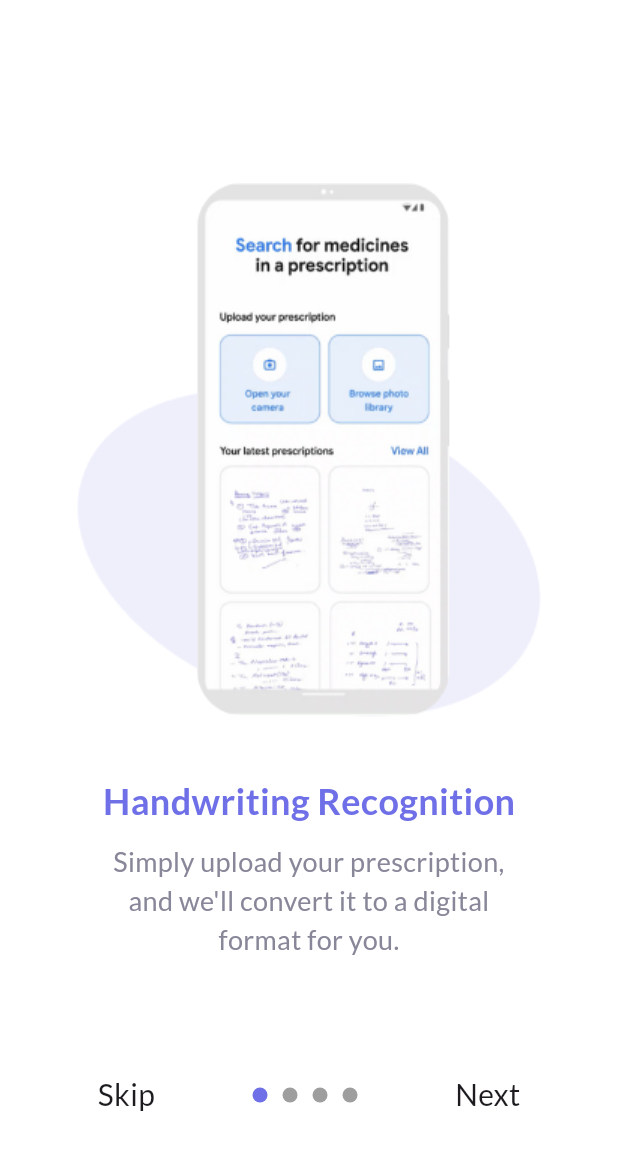
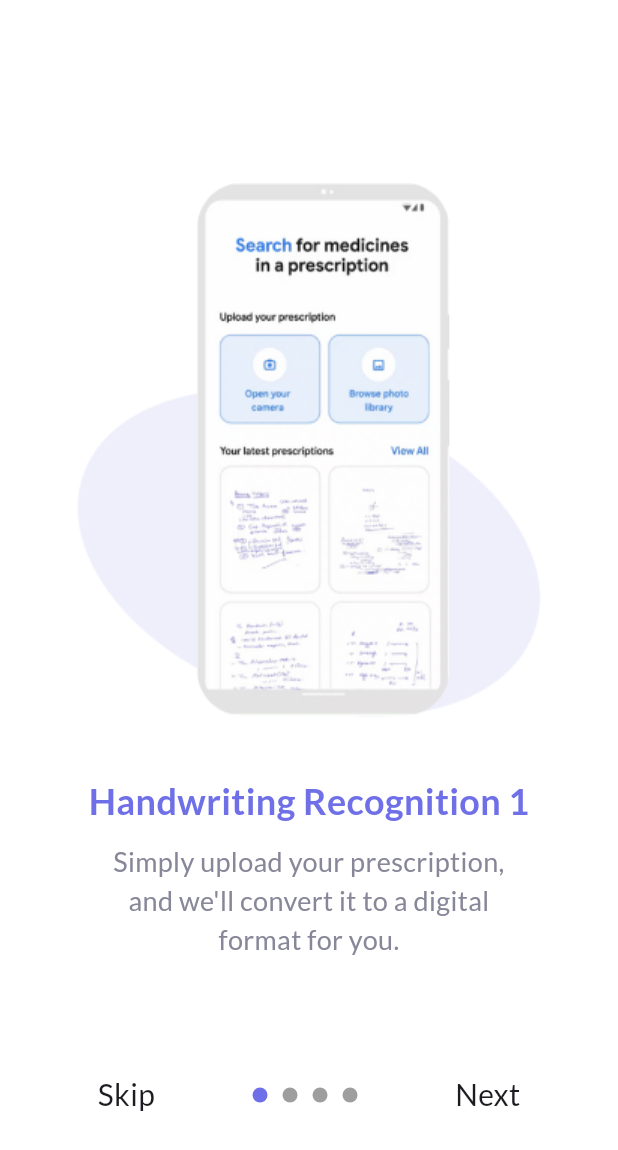
Before and after one commit to AayushGhising/capstone-project-frontend, a Flutter app: the screen it shows after launch, on a phone screen of 412 x 824 dp. Shown: the top 1150 px of the screen. Run offline on Flutter 3.47's test engine with Material 3 defaults, Android fonts, the phone set to English and light mode, and no system bars; drawn by our look-alikes of smooth_page_indicator; our stand-ins replace animated_splash_screen.

Commit message:
made changes in onboarding_screen_1 file

```diff
--- a/capstone_project/lib/onboarding_screen/onboarding_screen_1.dart
+++ b/capstone_project/lib/onboarding_screen/onboarding_screen_1.dart
@@ -21,7 +21,7 @@ class OnboardingScreen1 extends StatelessWidget {
               width: 367,
             ),
             const Text(
-              'Handwriting Recognition',
+              'Handwriting Recognition 1',
               style: TextStyle(
                 color: Color.fromARGB(255, 111, 112, 231),
                 fontSize: 24,
```
